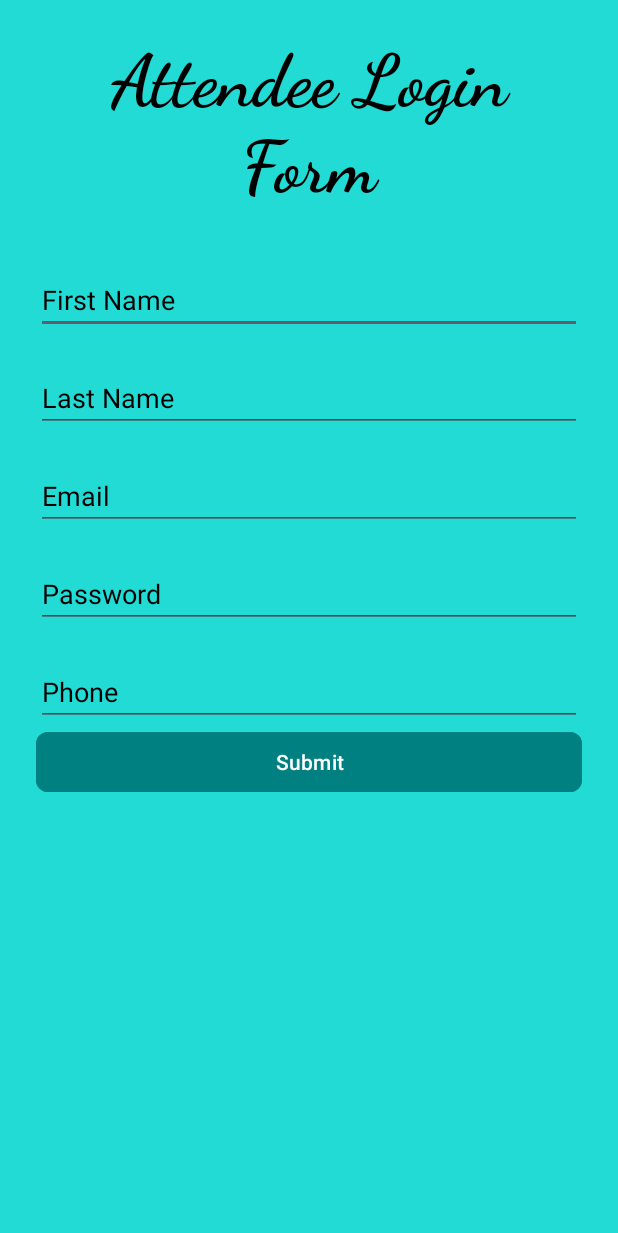
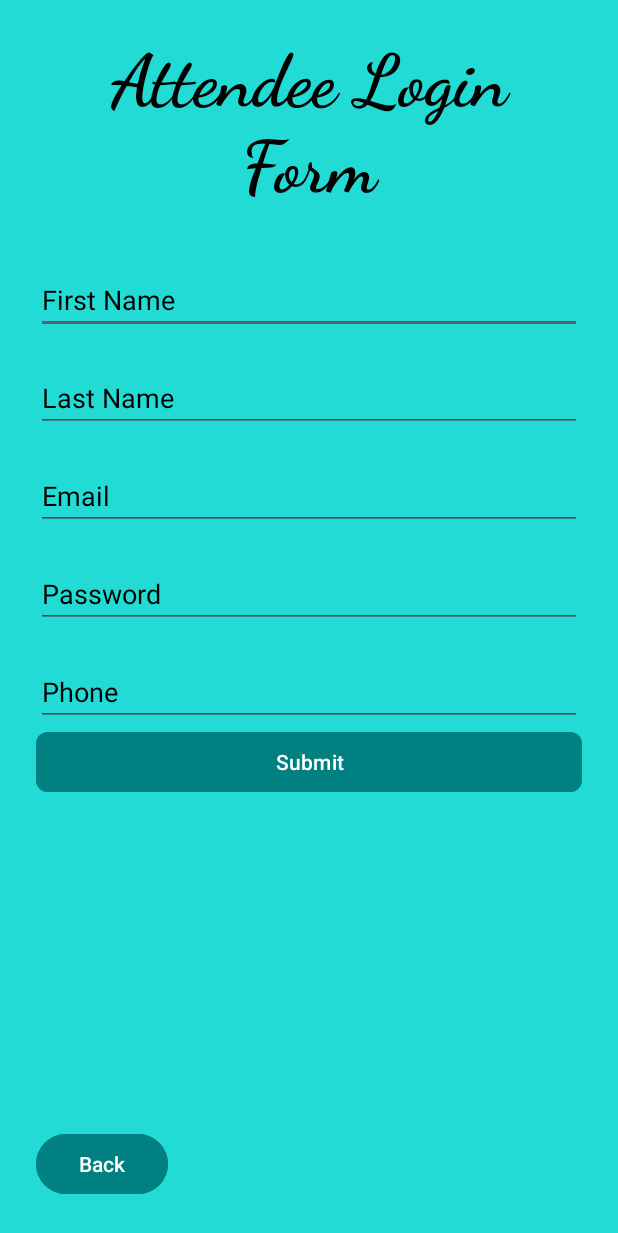
Before and after one commit to JadenF404/EAMS-Android-Project, an Android app: the AttendeeLoginActivity screen opened directly, with no data from a screen before it, on a phone screen of 412 x 824 dp. Shown: the top 1233 px of the screen. Run offline under Robolectric (Android 15) with nearby library versions, the phone set to English and light mode, and no system bars.

Commit message:
added back button to attendee login screen

```diff
--- a/frontend/app/src/main/java/com/example/deliverable_1_seg/AttendeeLoginActivity.java
+++ b/frontend/app/src/main/java/com/example/deliverable_1_seg/AttendeeLoginActivity.java
@@ -1,6 +1,8 @@
 package com.example.deliverable_1_seg;
 
 import android.os.Bundle;
+import android.view.View;
+
 import androidx.appcompat.app.AppCompatActivity;
 
 public class AttendeeLoginActivity extends AppCompatActivity {
@@ -9,4 +11,9 @@ public class AttendeeLoginActivity extends AppCompatActivity {
         super.onCreate(savedInstanceState);
         setContentView(R.layout.attendee_login_form); // Link to attandee_login_form.xml
     }
+
+    //Back button to go back to login page
+    public void backAttendeeForm (View view) {
+        finish();
+    }
 }
--- a/frontend/app/src/main/res/layout/attendee_login_form.xml
+++ b/frontend/app/src/main/res/layout/attendee_login_form.xml
@@ -110,4 +110,19 @@
         app:layout_constraintStart_toStartOf="parent"
         app:layout_constraintTop_toBottomOf="@+id/editTextPhone" />
 
+    <!-- Back Button -->
+    <Button
+        android:id="@+id/backButton"
+        android:layout_width="wrap_content"
+        android:layout_height="wrap_content"
+        android:backgroundTint="#008080"
+        android:onClick="backAttendeeForm"
+        android:text="Back"
+        app:layout_constraintBottom_toBottomOf="parent"
+        app:layout_constraintEnd_toEndOf="parent"
+        app:layout_constraintHorizontal_bias="0.0"
+        app:layout_constraintStart_toStartOf="parent"
+        app:layout_constraintTop_toBottomOf="@+id/buttonSubmit"
+        app:layout_constraintVertical_bias="1.0" />
+
 </androidx.constraintlayout.widget.ConstraintLayout>
```
Also changed, not shown: 533 other files.
